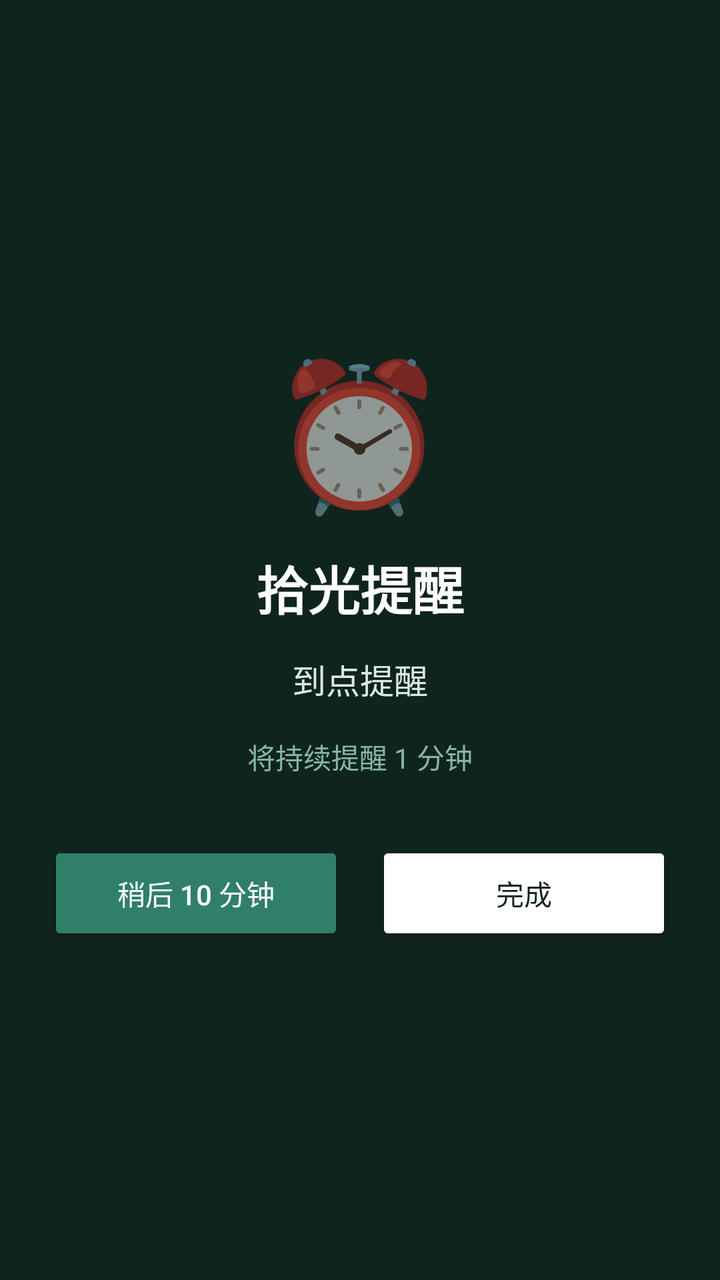
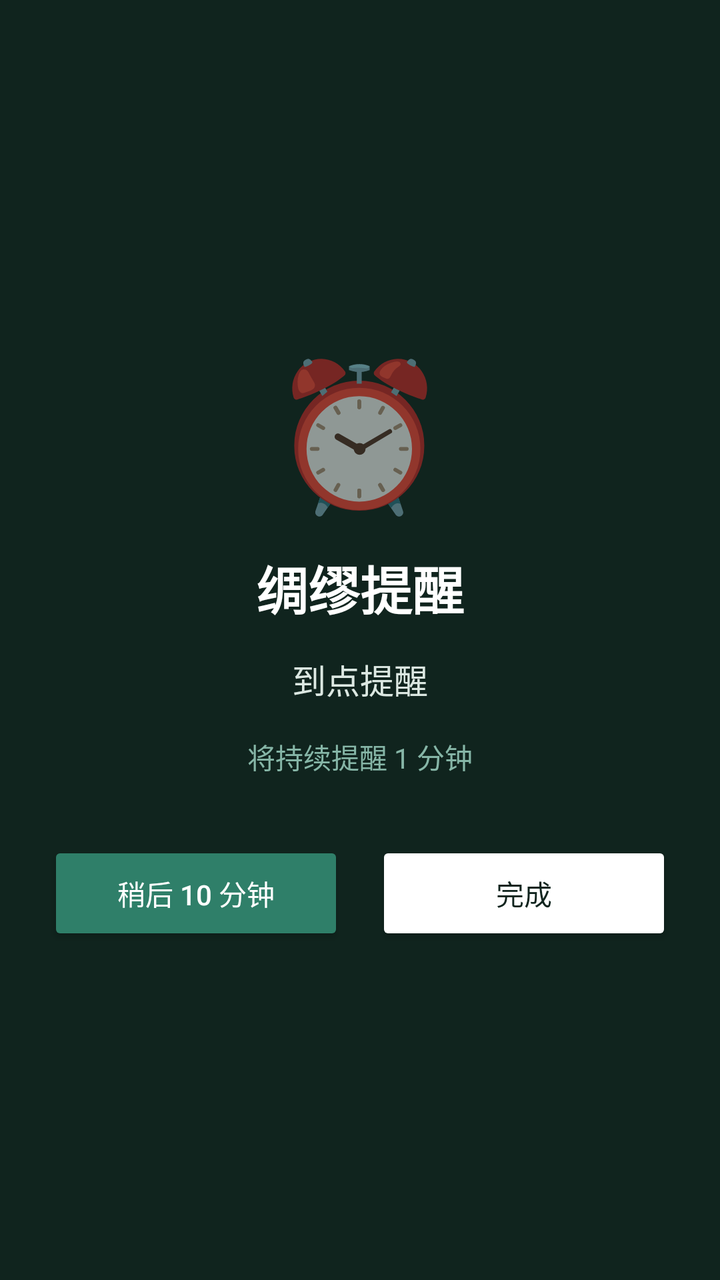

The first picture is an Android layout as it rendered before a commit; the second is the same layout after the commit. The layout source and the unified diff follow.
<!-- AndroidManifest.xml: activity theme AppTheme.FullScreenAlarm -->
<!-- res/layout/activity_alarm_alert.xml -->
<?xml version="1.0" encoding="utf-8"?>
<LinearLayout xmlns:android="http://schemas.android.com/apk/res/android"
    android:layout_width="match_parent"
    android:layout_height="match_parent"
    android:background="#10241E"
    android:gravity="center"
    android:orientation="vertical"
    android:padding="24dp">

    <TextView
        android:id="@+id/alarmEmoji"
        android:layout_width="wrap_content"
        android:layout_height="wrap_content"
        android:text="⏰"
        android:textSize="72sp"
        android:layout_marginBottom="12dp" />

    <TextView
        android:id="@+id/alarmTitle"
        android:layout_width="wrap_content"
        android:layout_height="wrap_content"
        android:text="拾光提醒"
        android:textColor="#FFFFFF"
        android:textStyle="bold"
        android:textSize="26sp"
        android:gravity="center" />

    <TextView
        android:id="@+id/alarmBody"
        android:layout_width="match_parent"
        android:layout_height="wrap_content"
        android:layout_marginTop="14dp"
        android:text="到点提醒"
        android:textColor="#DCE8E2"
        android:textSize="17sp"
        android:gravity="center" />

    <TextView
        android:id="@+id/alarmHint"
        android:layout_width="wrap_content"
        android:layout_height="wrap_content"
        android:layout_marginTop="16dp"
        android:text="将持续提醒 1 分钟"
        android:textColor="#86B6A7"
        android:textSize="14sp" />

    <LinearLayout
        android:layout_width="match_parent"
        android:layout_height="wrap_content"
        android:layout_marginTop="32dp"
        android:orientation="horizontal"
        android:gravity="center">

        <Button
            android:id="@+id/snoozeBtn"
            android:layout_width="0dp"
            android:layout_height="52dp"
            android:layout_weight="1"
            android:layout_marginEnd="8dp"
            android:text="稍后 10 分钟"
            android:textAllCaps="false"
            android:backgroundTint="#2F7F69"
            android:textColor="#FFFFFF" />

        <Button
            android:id="@+id/doneBtn"
            android:layout_width="0dp"
            android:layout_height="52dp"
            android:layout_weight="1"
            android:layout_marginStart="8dp"
            android:text="完成"
            android:textAllCaps="false"
            android:backgroundTint="#FFFFFF"
            android:textColor="#10241E" />
    </LinearLayout>

</LinearLayout>
<!-- resources referenced by this layout -->
<resources>
  <style name="AppTheme.FullScreenAlarm" parent="Theme.AppCompat.Light.NoActionBar">
          <item name="android:windowFullscreen">true</item>
          <item name="android:windowIsTranslucent">false</item>
          <item name="android:windowBackground">#10241E</item>
      </style>
</resources>

<!-- the commit's change to res/layout/activity_alarm_alert.xml (unified diff, before → after) -->
@@ -19,7 +19,7 @@
         android:id="@+id/alarmTitle"
         android:layout_width="wrap_content"
         android:layout_height="wrap_content"
-        android:text="拾光提醒"
+        android:text="绸缪提醒"
         android:textColor="#FFFFFF"
         android:textStyle="bold"
         android:textSize="26sp"
